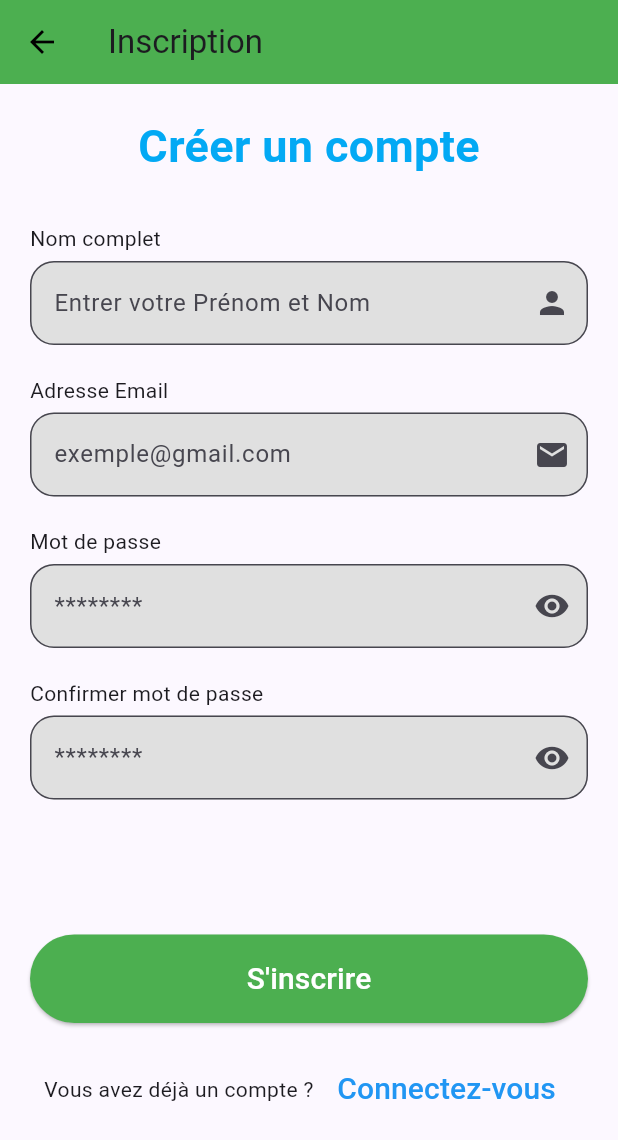
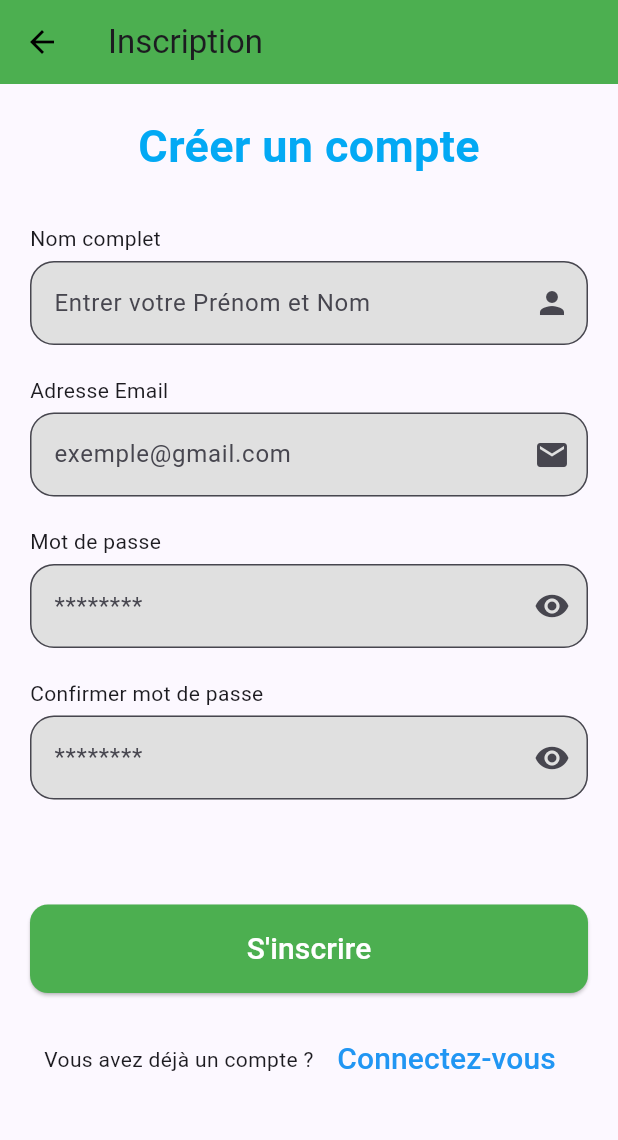
Before and after one commit to coumbaseye2-eng/mon_app1, a Flutter app: the SignUpPage screen opened directly, on a phone screen of 412 x 824 dp. Shown: the top 1140 px of the screen. Run offline on Flutter 3.47's test engine with Material 3 defaults, Android fonts, the phone set to English and light mode, and no system bars; our stand-ins replace cloud_firestore, firebase_auth, firebase_core; accounts and stored records are empty.

Commit message:
Migration inscription.dart → signup.dart et mises à jour pages login/profil

```diff
--- a/lib/inscription.dart
+++ /dev/null
@@ -1,132 +0,0 @@
-import 'package:flutter/material.dart';
-
-class SignUpPage extends StatelessWidget {
-  const SignUpPage({super.key});
-
-  @override
-  Widget build(BuildContext context) {
-    return Scaffold(
-      appBar: AppBar(
-        title: const Text("Inscription"),
-        backgroundColor: Colors.green,
-        elevation: 0,
-        leading: IconButton(
-          icon: const Icon(Icons.arrow_back, color: Colors.black),
-          onPressed: () => Navigator.pop(context),
-        ),
-      ),
-      body: Padding(
-        padding: const EdgeInsets.all(20.0),
-        child: SingleChildScrollView(
-          child: Column(
-            crossAxisAlignment: CrossAxisAlignment.start,
-            children: [
-              const Center(
-                child: Text(
-                  "Créer un compte",
-                  style: TextStyle(
-                    fontSize: 30,
-                    fontWeight: FontWeight.bold,
-                    color: Colors.lightBlue,
-                  ),
-                ),
-              ),
-              const SizedBox(height: 30),
-              const Text("Nom complet"),
-              const SizedBox(height: 5),
-              TextField(
-                decoration: InputDecoration(
-                  hintText: "Entrer votre Prénom et Nom",
-                  border: OutlineInputBorder(
-                    borderRadius: BorderRadius.circular(16),
-                  ),
-                  filled: true,
-                  fillColor: Colors.grey[300],
-                  suffixIcon: const Icon(Icons.person),
-                ),
-              ),
-              const SizedBox(height: 20),
-              const Text("Adresse Email"),
-              const SizedBox(height: 5),
-              TextField(
-                decoration: InputDecoration(
-                  hintText: "exemple@gmail.com",
-                  border: OutlineInputBorder(
-                    borderRadius: BorderRadius.circular(16),
-                  ),
-                  filled: true,
-                  fillColor: Colors.grey[300],
-                  suffixIcon: const Icon(Icons.email),
-                ),
-              ),
-              const SizedBox(height: 20),
-              const Text("Mot de passe"),
-              const SizedBox(height: 5),
-              TextField(
-                obscureText: true,
-                decoration: InputDecoration(
-                  hintText: "********",
-                  border: OutlineInputBorder(
-                    borderRadius: BorderRadius.circular(16),
-                  ),
-                  filled: true,
-                  fillColor: Colors.grey[300],
-                  suffixIcon: const Icon(Icons.remove_red_eye),
-                ),
-              ),
-              const SizedBox(height: 20),
-              const Text("Confirmer mot de passe"),
-              const SizedBox(height: 5),
-              TextField(
-                obscureText: true,
-                decoration: InputDecoration(
-                  hintText: "********",
-                  border: OutlineInputBorder(
-                    borderRadius: BorderRadius.circular(16),
-                  ),
-                  filled: true,
-                  fillColor: Colors.grey[300],
-                  suffixIcon: const Icon(Icons.remove_red_eye),
-                ),
-              ),
-
-              const SizedBox(height: 90),
-
-              SizedBox(
-                width: double.infinity,
-                child: ElevatedButton(
-                  onPressed: () {},
-                  style: ElevatedButton.styleFrom(
-                    backgroundColor: Colors.green,
-                    padding: const EdgeInsets.symmetric(vertical: 15),
-                  ),
-                  child: const Text(
-                    "S'inscrire",
-                    style: TextStyle(color: Colors.white, fontSize: 20),
-                  ),
-                ),
-              ),
-
-              const SizedBox(height: 20),
-              Row(
-                mainAxisAlignment: MainAxisAlignment.center,
-                children: [
-                  const Text("Vous avez déjà un compte ? "),
-                  TextButton(
-                    onPressed: () {
-                      Navigator.pop(context);
-                    },
-                    child: const Text(
-                      "Connectez-vous",
-                      style: TextStyle(color: Colors.blue, fontSize: 20),
-                    ),
-                  ),
-                ],
-              ),
-            ],
-          ),
-        ),
-      ),
-    );
-  }
-}
--- a/lib/login.dart
+++ b/lib/login.dart
@@ -1,7 +1,7 @@
 import 'package:flutter/material.dart';
 import 'package:firebase_auth/firebase_auth.dart';
 import 'package:mon_app1/forgort_password_page.dart';
-import 'package:mon_app1/inscription.dart';
+import 'package:mon_app1/signup.dart';
 import 'package:mon_app1/profil_page.dart';
 
 class LoginPage extends StatefulWidget {
--- a/lib/profil_page.dart
+++ b/lib/profil_page.dart
@@ -11,7 +11,7 @@ class ProfilePage extends StatelessWidget {
   @override
   Widget build(BuildContext context) {
     User? user = FirebaseAuth.instance.currentUser;
-    String displayName = user?.displayName ?? "Coumba";
+    String displayName = user?.displayName ?? "Moi";
     String email = user?.email ?? "email inconnu";
     String? photoURL = user?.photoURL;
 
--- /dev/null
+++ b/lib/signup.dart
@@ -0,0 +1,168 @@
+import 'package:flutter/material.dart';
+import 'package:firebase_auth/firebase_auth.dart';
+
+class SignUpPage extends StatefulWidget {
+  const SignUpPage({super.key});
+
+  @override
+  _SignUpPageState createState() => _SignUpPageState();
+}
+
+class _SignUpPageState extends State<SignUpPage> {
+  final _nameController = TextEditingController();
+  final _emailController = TextEditingController();
+  final _passwordController = TextEditingController();
+  final _confirmPasswordController = TextEditingController();
+
+  final FirebaseAuth _auth = FirebaseAuth.instance;
+
+  Future<void> _signUp() async {
+    if (_passwordController.text != _confirmPasswordController.text) {
+      ScaffoldMessenger.of(context).showSnackBar(
+        const SnackBar(content: Text(" Les mots de passe ne correspondent pas")),
+      );
+      return;
+    }
+    try {
+      await _auth.createUserWithEmailAndPassword(
+        email: _emailController.text.trim(),
+        password: _passwordController.text.trim(),
+      );
+
+      ScaffoldMessenger.of(context).showSnackBar(
+        const SnackBar(content: Text(" Inscription réussie ✅")),
+      );
+
+      Navigator.pushReplacementNamed(context, "/taskPage");
+    } catch (e) {
+      ScaffoldMessenger.of(context).showSnackBar(
+        SnackBar(content: Text(" Erreur : $e")),
+      );
+    }
+  }
+  Widget _buildTextField({
+    required String label,
+    required String hint,
+    required IconData icon,
+    bool obscure = false,
+    required TextEditingController controller,
+  }) {
+    return Column(
+      crossAxisAlignment: CrossAxisAlignment.start,
+      children: [
+        Text(label),
+        const SizedBox(height: 5),
+        TextField(
+          controller: controller,
+          obscureText: obscure,
+          decoration: InputDecoration(
+            hintText: hint,
+            border: OutlineInputBorder(
+              borderRadius: BorderRadius.circular(16),
+            ),
+            filled: true,
+            fillColor: Colors.grey[300],
+            suffixIcon: Icon(icon),
+          ),
+        ),
+        const SizedBox(height: 20),
+      ],
+    );
+  }
+  @override
+  Widget build(BuildContext context) {
+    return Scaffold(
+      appBar: AppBar(
+        title: const Text("Inscription"),
+        backgroundColor: Colors.green,
+        elevation: 0,
+        leading: IconButton(
+          icon: const Icon(Icons.arrow_back, color: Colors.black),
+          onPressed: () => Navigator.pop(context),
+        ),
+      ),
+      body: Padding(
+        padding: const EdgeInsets.all(20.0),
+        child: SingleChildScrollView(
+          child: Column(
+            crossAxisAlignment: CrossAxisAlignment.start,
+            children: [
+              const Center(
+                child: Text(
+                  "Créer un compte",
+                  style: TextStyle(
+                    fontSize: 30,
+                    fontWeight: FontWeight.bold,
+                    color: Colors.lightBlue,
+                  ),
+                ),
+              ),
+              const SizedBox(height: 30),
+              _buildTextField(
+                label: "Nom complet",
+                hint: "Entrer votre Prénom et Nom",
+                icon: Icons.person,
+                controller: _nameController,
+              ),
+              _buildTextField(
+                label: "Adresse Email",
+                hint: "exemple@gmail.com",
+                icon: Icons.email,
+                controller: _emailController,
+              ),
+              _buildTextField(
+                label: "Mot de passe",
+                hint: "********",
+                icon: Icons.remove_red_eye,
+                controller: _passwordController,
+                obscure: true,
+              ),
+              _buildTextField(
+                label: "Confirmer mot de passe",
+                hint: "********",
+                icon: Icons.remove_red_eye,
+                controller: _confirmPasswordController,
+                obscure: true,
+              ),
+              const SizedBox(height: 50),
+              SizedBox(
+                width: double.infinity,
+                child: ElevatedButton(
+                  onPressed: _signUp,
+                  style: ElevatedButton.styleFrom(
+                    backgroundColor: Colors.green,
+                    padding: const EdgeInsets.symmetric(vertical: 15),
+                    shape: RoundedRectangleBorder(
+                      borderRadius: BorderRadius.circular(12),
+                    ),
+                  ),
+                  child: const Text(
+                    "S'inscrire",
+                    style: TextStyle(color: Colors.white, fontSize: 20),
+                  ),
+                ),
+              ),
+
+              const SizedBox(height: 20),
+              Row(
+                mainAxisAlignment: MainAxisAlignment.center,
+                children: [
+                  const Text("Vous avez déjà un compte ? "),
+                  TextButton(
+                    onPressed: () {
+                      Navigator.pop(context);
+                    },
+                    child: const Text(
+                      "Connectez-vous",
+                      style: TextStyle(color: Colors.blue, fontSize: 20),
+                    ),
+                  ),
+                ],
+              ),
+            ],
+          ),
+        ),
+      ),
+    );
+  }
+}
```
